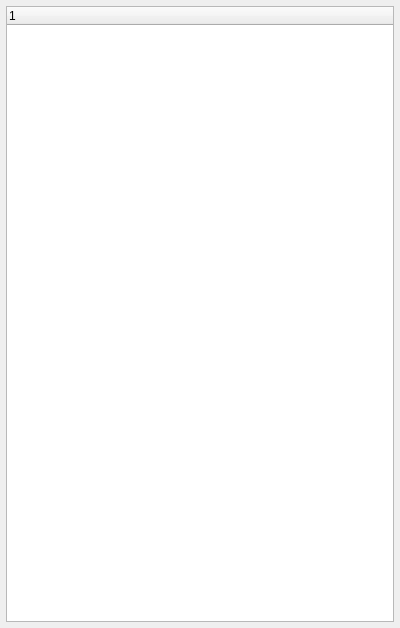
Qt form sources/propertyview.ui (mikaelsundell/stageviz) before a commit.
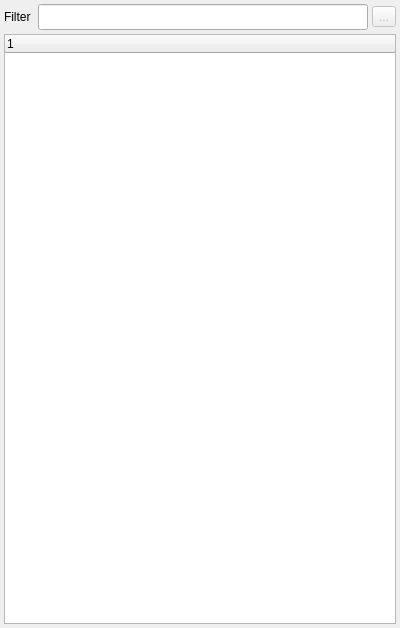
The same form after that commit. Custom widgets are drawn as their Qt base class.

Commit message: New version 0.1.27 Fixed movePath now checks for xformable Removed collapse and expand from menu Added filter to propertytree Fixed clang-format

What changed in the file:
```diff
--- a/sources/propertyview.ui
+++ b/sources/propertyview.ui
@@ -16,22 +16,74 @@
     <verstretch>0</verstretch>
    </sizepolicy>
   </property>
-  <layout class="QVBoxLayout" name="verticalLayout" stretch="0">
+  <layout class="QVBoxLayout" name="verticalLayout" stretch="0,1">
    <property name="spacing">
-    <number>6</number>
+    <number>4</number>
    </property>
    <property name="leftMargin">
-    <number>6</number>
+    <number>4</number>
    </property>
    <property name="topMargin">
-    <number>6</number>
+    <number>4</number>
    </property>
    <property name="rightMargin">
-    <number>6</number>
+    <number>4</number>
    </property>
    <property name="bottomMargin">
-    <number>6</number>
+    <number>4</number>
    </property>
+   <item>
+    <widget class="QWidget" name="filterWidget" native="true">
+     <layout class="QHBoxLayout" name="filterLayout">
+      <property name="spacing">
+       <number>4</number>
+      </property>
+      <property name="leftMargin">
+       <number>0</number>
+      </property>
+      <property name="topMargin">
+       <number>0</number>
+      </property>
+      <property name="rightMargin">
+       <number>0</number>
+      </property>
+      <property name="bottomMargin">
+       <number>0</number>
+      </property>
+      <item>
+       <widget class="QLabel" name="filterLabel">
+        <property name="font">
+         <font>
+          <pointsize>9</pointsize>
+         </font>
+        </property>
+        <property name="text">
+         <string>Filter </string>
+        </property>
+       </widget>
+      </item>
+      <item>
+       <widget class="QLineEdit" name="filter">
+        <property name="font">
+         <font>
+          <pointsize>11</pointsize>
+         </font>
+        </property>
+       </widget>
+      </item>
+      <item>
+       <widget class="QToolButton" name="clear">
+        <property name="enabled">
+         <bool>false</bool>
+        </property>
+        <property name="text">
+         <string>...</string>
+        </property>
+       </widget>
+      </item>
+     </layout>
+    </widget>
+   </item>
    <item>
     <widget class="stageviz::PropertyTree" name="propertyTree">
      <column>
```
The commit also changes 12 other files.
